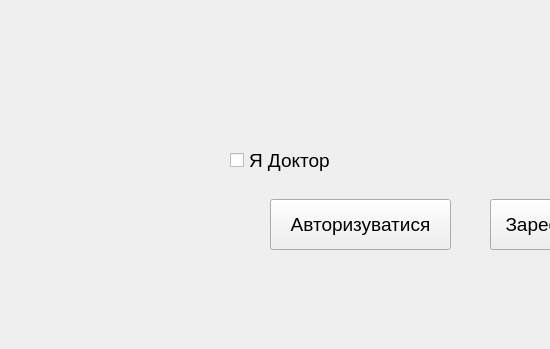
This is Authorization/Pages/Login/Login.ui in letsexisttogether/MedicalDocuments as Qt 5 draws it before an edit; both pictures show x 0 to 550 and y 251 to 600 of the 960 by 600 pixel window. The edited form follows.
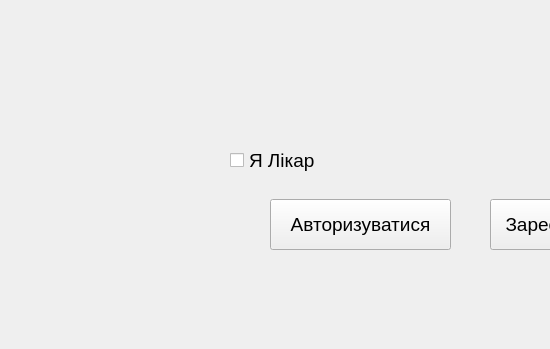
This is the edited form. Custom widgets are drawn as their Qt base class.

Commit message: Remade Doctor login logic

Diff of the .ui file:
```diff
--- a/Authorization/Pages/Login/Login.ui
+++ b/Authorization/Pages/Login/Login.ui
@@ -116,7 +116,7 @@
     </font>
    </property>
    <property name="text">
-    <string>Я Доктор</string>
+    <string>Я Лікар</string>
    </property>
   </widget>
  </widget>
```
The commit also changes 2 other files.
